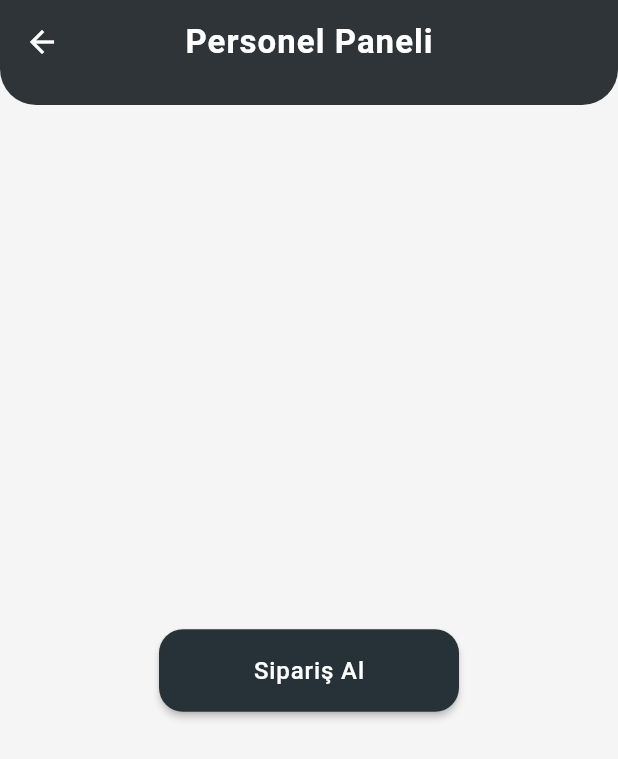
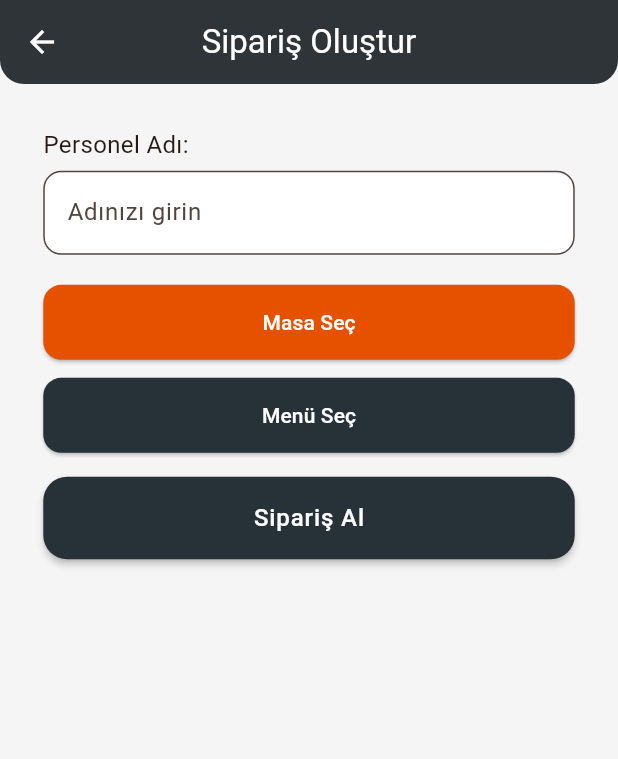
Before and after one commit to btnahmet/cafe_menu, a Flutter app: the StaffHomeScreen screen opened directly, after a tap on "Sipariş Al", on a phone screen of 412 x 824 dp. Shown: the top 759 px of the screen. Run offline on Flutter 3.47's test engine with Material 3 defaults, Android fonts, the phone set to English and light mode, and no system bars.

Commit message:
Sipariş Alma Commit

```diff
--- /dev/null
+++ b/lib/employee/order_screen.dart
@@ -0,0 +1,189 @@
+import 'package:cafe_menu/customer/screens/customer_home_screen.dart';
+import 'package:flutter/material.dart';
+import 'package:cafe_menu/customer/constants/aoo_colors.dart';
+import 'package:cafe_menu/customer/widget/dummy_category_products.dart';
+import 'package:cafe_menu/customer/models/product_model.dart';
+import 'package:cafe_menu/employee/staff_home_screen.dart';
+
+class OrderScreen extends StatefulWidget {
+  const OrderScreen({super.key});
+
+  @override
+  State<OrderScreen> createState() => _OrderScreenState();
+}
+
+class _OrderScreenState extends State<OrderScreen> {
+  final TextEditingController _staffController = TextEditingController();
+
+  String? selectedTable;
+  List<ProductModel> selectedProducts = [];
+
+  void _openMenuSelection() async {
+    final result = await Navigator.push<List<ProductModel>>(
+      context,
+      MaterialPageRoute(
+        builder: (context) => StaffMenuScreen(
+          categorizedProducts: categoryProductsMap,
+          initiallySelected: selectedProducts,
+        ),
+      ),
+    );
+    if (result != null) {
+      setState(() {
+        selectedProducts = result;
+      });
+    }
+  }
+
+  @override
+  Widget build(BuildContext context) {
+    final width = MediaQuery.of(context).size.width;
+
+    return SafeArea(
+      child: Scaffold(
+        backgroundColor: AppColors.background,
+        appBar: AppBar(
+          title: const Text("Sipariş Oluştur"),
+          centerTitle: true,
+          backgroundColor: AppColors.secondary,
+          foregroundColor: Colors.white,
+          elevation: 4,
+          shape: const RoundedRectangleBorder(
+            borderRadius: BorderRadius.vertical(bottom: Radius.circular(16)),
+          ),
+        ),
+        body: Padding(
+          padding: EdgeInsets.all(width * 0.07),
+          child: Column(
+            crossAxisAlignment: CrossAxisAlignment.start,
+            children: [
+              const Text("Personel Adı:", style: TextStyle(fontSize: 16)),
+              const SizedBox(height: 6),
+              TextFormField(
+                controller: _staffController,
+                decoration: InputDecoration(
+                  hintText: "Adınızı girin",
+                  filled: true,
+                  fillColor: Colors.white,
+                  border: OutlineInputBorder(
+                      borderRadius: BorderRadius.circular(12)),
+                ),
+              ),
+              const SizedBox(height: 20),
+              ElevatedButton(
+                onPressed: () {
+                  // Masa seçim ekranına gidecek
+                },
+                style: ElevatedButton.styleFrom(
+                  backgroundColor: AppColors.primary,
+                  minimumSize: const Size(double.infinity, 50),
+                  shape: RoundedRectangleBorder(
+                      borderRadius: BorderRadius.circular(12)),
+                ),
+                child: const Text("Masa Seç",
+                    style: TextStyle(color: Colors.white)),
+              ),
+              const SizedBox(height: 12),
+              ElevatedButton(
+                onPressed: _openMenuSelection,
+                style: ElevatedButton.styleFrom(
+                  backgroundColor: AppColors.secondary,
+                  minimumSize: const Size(double.infinity, 50),
+                  shape: RoundedRectangleBorder(
+                      borderRadius: BorderRadius.circular(12)),
+                ),
+                child: const Text("Menü Seç",
+                    style: TextStyle(color: Colors.white)),
+              ),
+              const SizedBox(height: 16),
+              if (selectedProducts.isNotEmpty) ...[
+                const Text("Seçilen Ürünler:", style: TextStyle(fontSize: 16, fontWeight: FontWeight.bold)),
+                const SizedBox(height: 8),
+                SizedBox(
+                  height: 120,
+                  child: ListView.separated(
+                    scrollDirection: Axis.horizontal,
+                    itemCount: selectedProducts.length,
+                    separatorBuilder: (_, __) => const SizedBox(width: 8),
+                    itemBuilder: (context, index) {
+                      final product = selectedProducts[index];
+                      return Card(
+                        shape: RoundedRectangleBorder(borderRadius: BorderRadius.circular(12)),
+                        child: Container(
+                          width: 160,
+                          padding: const EdgeInsets.all(8),
+                          child: Column(
+                            mainAxisAlignment: MainAxisAlignment.center,
+                            crossAxisAlignment: CrossAxisAlignment.start,
+                            children: [
+                              Row(
+                                children: [
+                                  ClipRRect(
+                                    borderRadius: BorderRadius.circular(8),
+                                    child: Image.asset(
+                                      product.imagePath,
+                                      width: 40,
+                                      height: 40,
+                                      fit: BoxFit.cover,
+                                    ),
+                                  ),
+                                  const SizedBox(width: 8),
+                                  Expanded(
+                                    child: Text(product.name, style: const TextStyle(fontWeight: FontWeight.bold)),
+                                  ),
+                                  IconButton(
+                                    icon: const Icon(Icons.close, size: 18),
+                                    onPressed: () {
+                                      setState(() {
+                                        selectedProducts.removeAt(index);
+                                      });
+                                    },
+                                  ),
+                                ],
+                              ),
+                              const SizedBox(height: 4),
+                              Text(product.description, maxLines: 2, overflow: TextOverflow.ellipsis, style: const TextStyle(fontSize: 12)),
+                              const SizedBox(height: 4),
+                              Text('${product.price.toStringAsFixed(0)}₺', style: const TextStyle(fontWeight: FontWeight.w600)),
+                            ],
+                          ),
+                        ),
+                      );
+                    },
+                  ),
+                ),
+                const SizedBox(height: 16),
+              ],
+              // Sipariş Al butonu burada olacak
+              SizedBox(
+                width: double.infinity,
+                height: 55,
+                child: ElevatedButton(
+                  onPressed: () {
+                    // Sipariş al işlemi
+                  },
+                  style: ElevatedButton.styleFrom(
+                    backgroundColor: AppColors.secondary,
+                    shape: RoundedRectangleBorder(
+                      borderRadius: BorderRadius.circular(16),
+                    ),
+                    elevation: 2,
+                  ),
+                  child: const Text(
+                    "Sipariş Al",
+                    style: TextStyle(
+                      color: Colors.white,
+                      fontSize: 16,
+                      letterSpacing: 0.6,
+                      fontWeight: FontWeight.w500,
+                    ),
+                  ),
+                ),
+              ),
+            ],
+          ),
+        ),
+      ),
+    );
+  }
+}
--- a/lib/home_selection_screen.dart
+++ b/lib/home_selection_screen.dart
@@ -1,7 +1,7 @@
 import 'package:cafe_menu/customer/constants/aoo_colors.dart';
 import 'package:cafe_menu/customer/screens/customer_home_screen.dart';
+import 'package:flutter/material.dart';
 import 'package:cafe_menu/employee/staff_home_screen.dart';
-import 'package:flutter/material.dart';
 
 class HomeSelectionScreen extends StatelessWidget {
   const HomeSelectionScreen({super.key});
```
Also changed, not shown: lib/employee/staff_home_screen.dart (+115 -4 lines), lib/employee/model/product_model.dart (added).
